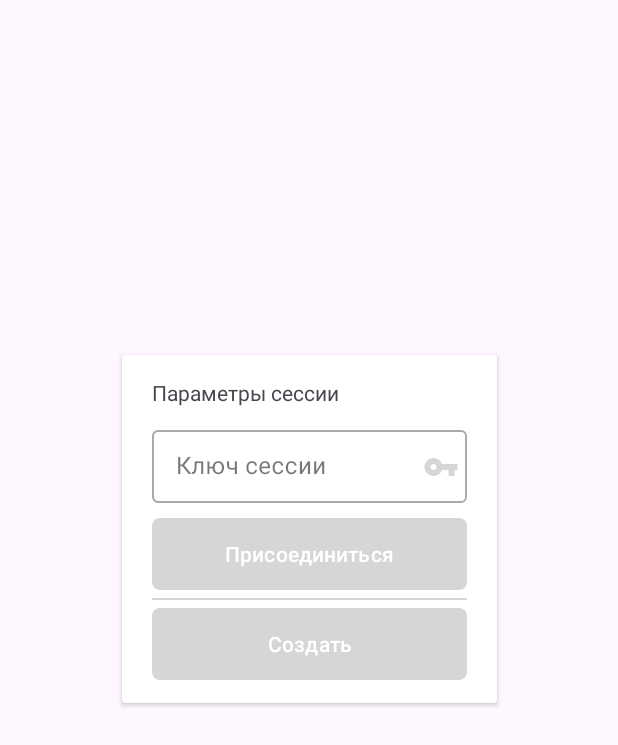
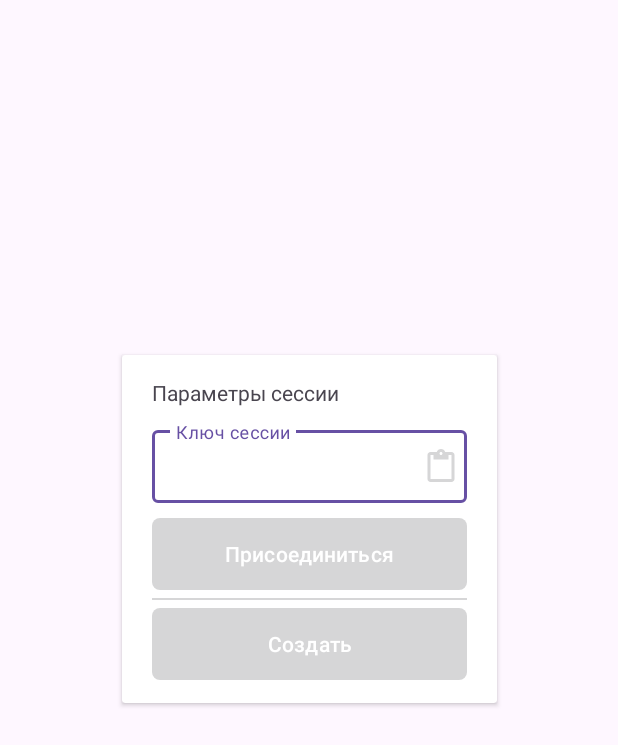
Before and after one commit to lubuntum/GuessWhoApp, an Android app: the layout session_fragment.xml on its own in the app's theme, with its tools: preview values and no code run, on a phone screen of 412 x 824 dp. Shown: the top 745 px of the screen. Run offline under Robolectric (Android 15) with nearby library versions, the phone set to English and light mode, and no system bars.

Commit message:
Обновление ресурсов и UI

```diff
--- /dev/null
+++ b/app/src/main/res/drawable/baseline_content_paste_24.xml
@@ -0,0 +1,5 @@
+<vector android:height="24dp" android:tint="@color/bootstrap_gray_light"
+    android:viewportHeight="24" android:viewportWidth="24"
+    android:width="24dp" xmlns:android="http://schemas.android.com/apk/res/android">
+    <path android:fillColor="@android:color/white" android:pathData="M19,2h-4.18C14.4,0.84 13.3,0 12,0c-1.3,0 -2.4,0.84 -2.82,2L5,2c-1.1,0 -2,0.9 -2,2v16c0,1.1 0.9,2 2,2h14c1.1,0 2,-0.9 2,-2L21,4c0,-1.1 -0.9,-2 -2,-2zM12,2c0.55,0 1,0.45 1,1s-0.45,1 -1,1 -1,-0.45 -1,-1 0.45,-1 1,-1zM19,20L5,20L5,4h2v3h10L17,4h2v16z"/>
+</vector>
--- a/app/src/main/res/layout/session_fragment.xml
+++ b/app/src/main/res/layout/session_fragment.xml
@@ -57,15 +57,16 @@
                     </LinearLayout>
                 </LinearLayout>
                 <ImageView
+                    android:id="@+id/exit_session"
                     android:layout_width="wrap_content"
                     android:layout_height="wrap_content"
+                    android:foreground="?attr/selectableItemBackground"
                     android:src="@drawable/baseline_logout_24"/>
             </LinearLayout>
             <LinearLayout
                 android:layout_width="wrap_content"
                 android:layout_height="wrap_content"
-                android:orientation="horizontal"
-                android:layout_weight="1">
+                android:orientation="horizontal">
                 <TextView
                     android:id="@+id/session_key_text"
                     android:layout_width="wrap_content"
@@ -74,9 +75,10 @@
                     android:text="Ключ сессии : Avc23Dj_02L3KK#2" />
                 <ImageView
                     android:id="@+id/copy_key_btn"
-                    android:layout_width="wrap_content"
-                    android:layout_height="wrap_content"
-                    android:layout_marginLeft="10dp"
+                    android:layout_width="25dp"
+                    android:layout_height="25dp"
+                    android:layout_marginLeft="5dp"
+                    android:foreground="?attr/selectableItemBackground"
                     android:src="@drawable/baseline_copy_all_24"/>
             </LinearLayout>
         </LinearLayout>
@@ -133,14 +135,13 @@
                         android:layout_width="match_parent"
                         android:layout_height="wrap_content"
                         android:inputType="text"
-                        android:hint="Ключ сессии"
-                        android:focusable="false"/>
+                        android:hint="Ключ сессии" />
                 </com.google.android.material.textfield.TextInputLayout>
                 <ImageView
                     android:id="@+id/key_generate"
                     android:layout_width="wrap_content"
                     android:layout_height="wrap_content"
-                    android:src="@drawable/baseline_vpn_key_24"
+                    android:src="@drawable/baseline_content_paste_24"
                     android:layout_marginRight="5dp"
                     android:layout_marginTop="5dp"
                     app:layout_constraintRight_toRightOf="parent"
@@ -162,7 +163,7 @@
                     android:hint="@string/password"/>
             </com.google.android.material.textfield.TextInputLayout>
             <Button
-                android:id="@+id/join_session"
+                android:id="@+id/connect_to_session"
                 android:layout_width="match_parent"
                 android:layout_height="wrap_content"
                 android:foreground="?attr/selectableItemBackground"
```
